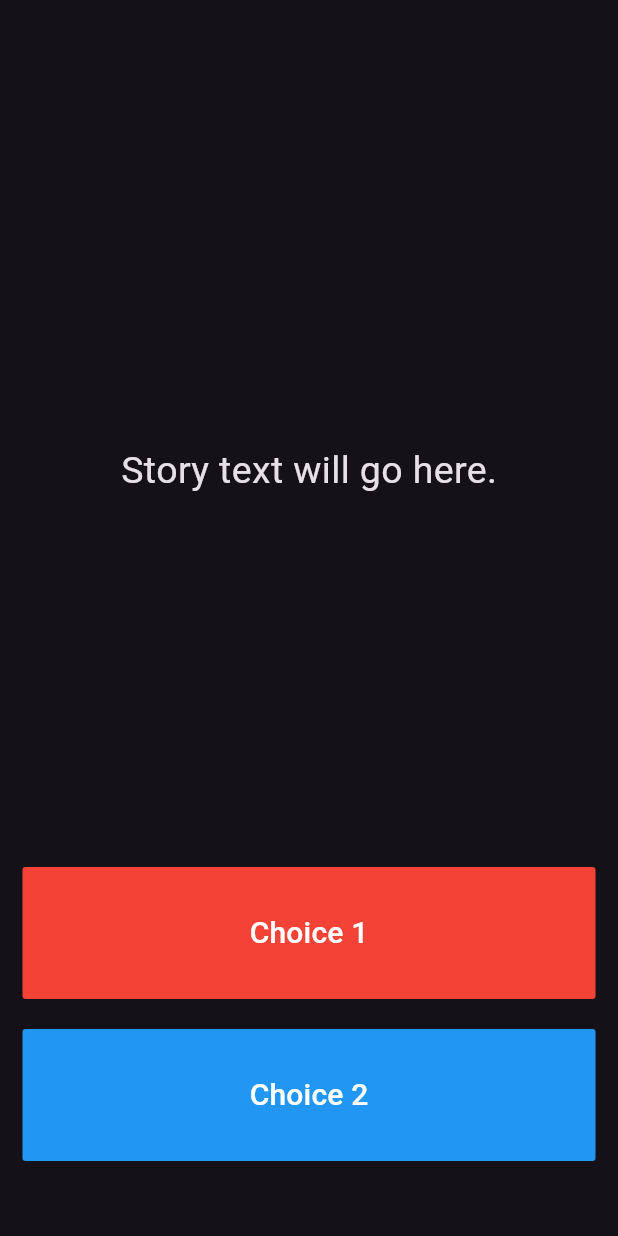
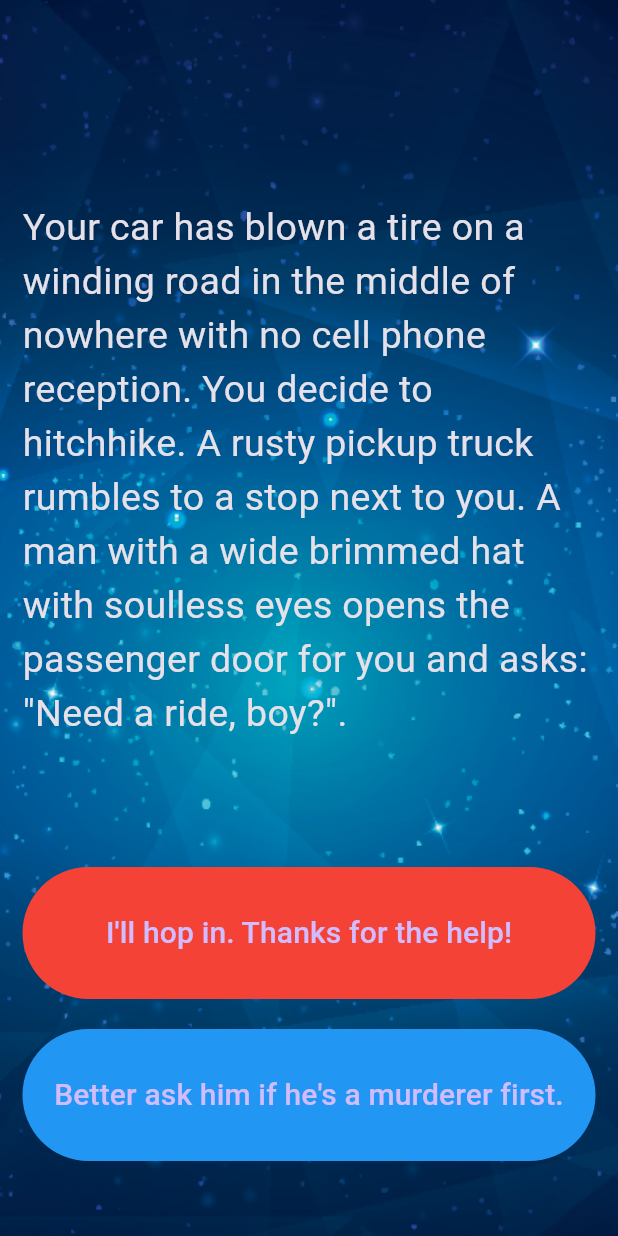
Before and after one commit to hdh6683/destini, a Flutter app: the screen it shows after launch, on a phone screen of 412 x 824 dp. Run offline on Flutter 3.47's test engine with Material 3 defaults, Android fonts, the phone set to English and light mode, and no system bars.

Commit message:
Project Finished

```diff
--- a/lib/main.dart
+++ b/lib/main.dart
@@ -1,6 +1,7 @@
 import 'package:flutter/material.dart';
+import 'story_brain.dart';
 
-//TODO: Step 15 - Run the app and see if you can see the screen update with the first story. Delete this TODO if it looks as you expected.
+//Step 15 - Run the app and see if you can see the screen update with the first story. Delete this if it looks as you expected.
 
 void main() => runApp(Destini());
 
@@ -13,7 +14,8 @@ class Destini extends StatelessWidget {
   }
 }
 
-//TODO: Step 9 - Create a new storyBrain object from the StoryBrain class.
+//Step 9 - Create a new storyBrain object from the StoryBrain class.
+StoryBrain storyBrain = new StoryBrain();
 
 class StoryPage extends StatefulWidget {
   _StoryPageState createState() => _StoryPageState();
@@ -24,7 +26,14 @@ class _StoryPageState extends State<StoryPage> {
   Widget build(BuildContext context) {
     return Scaffold(
       body: Container(
-        //TODO: Step 1 - Add background.png to this Container as a background image.
+        //Step 1 - Add background.png to this Container as a background image.
+        decoration: BoxDecoration(
+          image: DecorationImage(
+            fit: BoxFit.cover,
+            image: AssetImage('images/background.png'),
+          ),
+        ),
+
         padding: EdgeInsets.symmetric(vertical: 50.0, horizontal: 15.0),
         constraints: BoxConstraints.expand(),
         child: SafeArea(
@@ -35,8 +44,8 @@ class _StoryPageState extends State<StoryPage> {
                 flex: 12,
                 child: Center(
                   child: Text(
-                    //TODO: Step 10 - use the storyBrain to get the first story title and display it in this Text Widget.
-                    'Story text will go here.',
+                    //Step 10 - use the storyBrain to get the first story title and display it in this Text Widget.
+                    storyBrain.getStory(),
                     style: TextStyle(
                       fontSize: 25.0,
                     ),
@@ -45,15 +54,20 @@ class _StoryPageState extends State<StoryPage> {
               ),
               Expanded(
                 flex: 2,
-                child: FlatButton(
+                child: TextButton(
                   onPressed: () {
                     //Choice 1 made by user.
-                    //TODO: Step 18 - Call the nextStory() method from storyBrain and pass the number 1 as the choice made by the user.
+                    //Step 18 - Call the nextStory() method from storyBrain and pass the number 1 as the choice made by the user.
+                    setState(() {
+                      storyBrain.nextStory(1);
+                    });
                   },
-                  color: Colors.red,
+                  style: TextButton.styleFrom(
+                    backgroundColor: Colors.red,
+                  ),
                   child: Text(
-                    //TODO: Step 13 - Use the storyBrain to get the text for choice 1.
-                    'Choice 1',
+                    //Step 13 - Use the storyBrain to get the text for choice 1.
+                    storyBrain.getChoice1(),
                     style: TextStyle(
                       fontSize: 20.0,
                     ),
@@ -65,19 +79,27 @@ class _StoryPageState extends State<StoryPage> {
               ),
               Expanded(
                 flex: 2,
-                //TODO: Step 26 - Use a Flutter Visibility Widget to wrap this FlatButton.
-                //TODO: Step 28 - Set the "visible" property of the Visibility Widget to equal the output from the buttonShouldBeVisible() method in the storyBrain.
-                child: FlatButton(
+                //Step 26 - Use a Flutter Visibility Widget to wrap this FlatButton.
+                //Step 28 - Set the "visible" property of the Visibility Widget to equal the output from the buttonShouldBeVisible() method in the storyBrain.
+                child: Visibility(
+                  visible: storyBrain.buttonShouldBeVisible(),
+                  child: TextButton(
                     onPressed: () {
+                      setState(() {
+                        storyBrain.nextStory(2);
+                      });
                       //Choice 2 made by user.
-                    //TODO: Step 19 - Call the nextStory() method from storyBrain and pass the number 2 as the choice made by the user.
+                      //Step 19 - Call the nextStory() method from storyBrain and pass the number 2 as the choice made by the user.
                     },
-                  color: Colors.blue,
+                    style: TextButton.styleFrom(
+                      backgroundColor: Colors.blue,
+                    ),
                     child: Text(
-                    //TODO: Step 14 - Use the storyBrain to get the text for choice 2.
-                    'Choice 2',
+                      //Step 14 - Use the storyBrain to get the text for choice 2.
+                      storyBrain.getChoice2(),
                       style: TextStyle(
                         fontSize: 20.0,
+                      ),
                     ),
                   ),
                 ),
@@ -90,6 +112,6 @@ class _StoryPageState extends State<StoryPage> {
   }
 }
 
-//TODO: Step 24 - Run the app and try to figure out what code you need to add to this file to make the story change when you press on the choice buttons.
+//Step 24 - Run the app and try to figure out what code you need to add to this file to make the story change when you press on the choice buttons.
 
-//TODO: Step 29 - Run the app and test it against the Story Outline to make sure you've completed all the steps. The code for the completed app can be found here: https://github.com/londonappbrewery/destini-challenge-completed/
+//Step 29 - Run the app and test it against the Story Outline to make sure you've completed all the steps. The code for the completed app can be found here: https://github.com/londonappbrewery/destini-challenge-completed/
```
Also changed, not shown: lib/story.dart (+13 -5 lines), lib/story_brain.dart (+97 -49 lines). Lines whose indentation alone changed are shown as unchanged.
